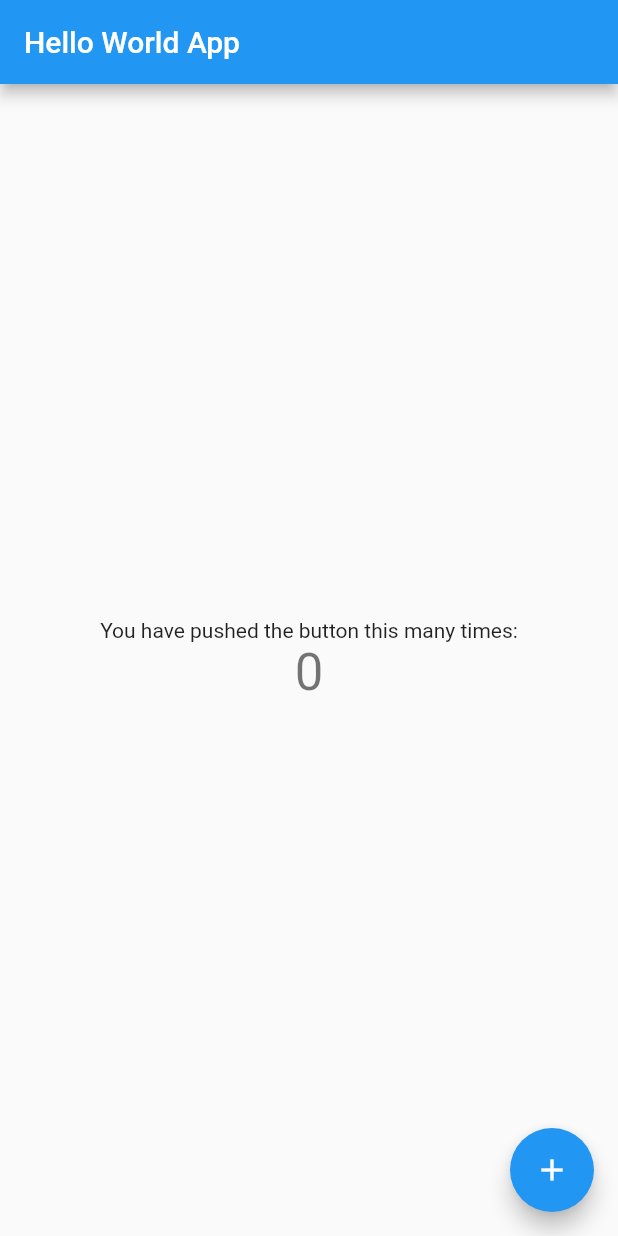
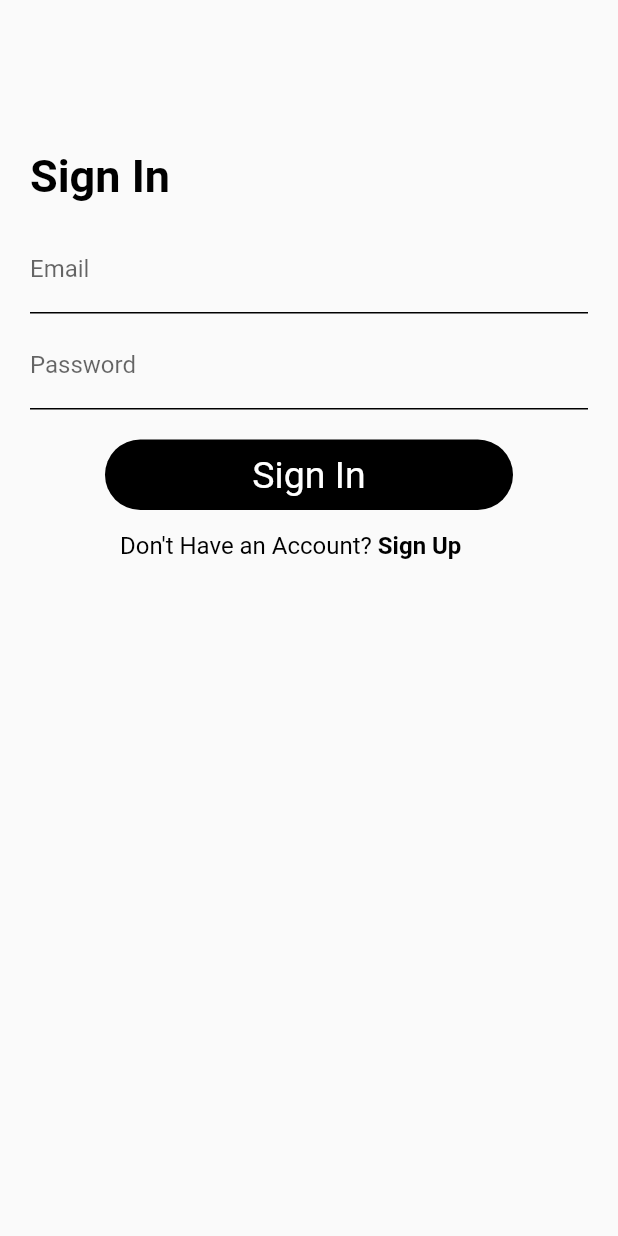
Before and after one commit to ahmedraza55592/mad_labs, a Flutter app: the screen it shows after launch, on a phone screen of 412 x 824 dp. Run offline on Flutter 3.47's test engine with Material 2 defaults, Android fonts, the phone set to English and light mode, and no system bars.

Commit message:
*Lab-03   - added signup page   - added sign in page   - added homepage   - lab 03 completed   - create textField and button widget   - added routes in main.dart file

```diff
--- a/lib/main.dart
+++ b/lib/main.dart
@@ -1,4 +1,7 @@
 import 'package:flutter/material.dart';
+import 'package:mad_labs/screens/home_page.dart';
+import 'package:mad_labs/screens/signin_page.dart';
+import 'package:mad_labs/screens/singup_page.dart';
 
 void main() {
   runApp(const MyApp());
@@ -13,103 +16,14 @@ class MyApp extends StatelessWidget {
     return MaterialApp(
       title: 'Flutter Demo',
       theme: ThemeData(
-        // This is the theme of your application.
-        //
-        // Try running your application with "flutter run". You'll see the
-        // application has a blue toolbar. Then, without quitting the app, try
-        // changing the primarySwatch below to Colors.green and then invoke
-        // "hot reload" (press "r" in the console where you ran "flutter run",
-        // or simply save your changes to "hot reload" in a Flutter IDE).
-        // Notice that the counter didn't reset back to zero; the application
-        // is not restarted.
         primarySwatch: Colors.blue,
       ),
-      home: const MyHomePage(title: 'Hello World App'),
+      initialRoute: '/signin',
+      routes: {
+        '/signin': (context) => const SignInPage(),
+        '/signup': (context) => const SignUpPage(),
+        '/homepage': (context) => const HomePage(),
+      },
     );
   }
 }
-
-class MyHomePage extends StatefulWidget {
-  const MyHomePage({Key? key, required this.title}) : super(key: key);
-
-  // This widget is the home page of your application. It is stateful, meaning
-  // that it has a State object (defined below) that contains fields that affect
-  // how it looks.
-
-  // This class is the configuration for the state. It holds the values (in this
-  // case the title) provided by the parent (in this case the App widget) and
-  // used by the build method of the State. Fields in a Widget subclass are
-  // always marked "final".
-
-  final String title;
-
-  @override
-  State<MyHomePage> createState() => _MyHomePageState();
-}
-
-class _MyHomePageState extends State<MyHomePage> {
-  int _counter = 0;
-
-  void _incrementCounter() {
-    setState(() {
-      // This call to setState tells the Flutter framework that something has
-      // changed in this State, which causes it to rerun the build method below
-      // so that the display can reflect the updated values. If we changed
-      // _counter without calling setState(), then the build method would not be
-      // called again, and so nothing would appear to happen.
-      _counter++;
-    });
-  }
-
-  @override
-  Widget build(BuildContext context) {
-    // This method is rerun every time setState is called, for instance as done
-    // by the _incrementCounter method above.
-    //
-    // The Flutter framework has been optimized to make rerunning build methods
-    // fast, so that you can just rebuild anything that needs updating rather
-    // than having to individually change instances of widgets.
-    return Scaffold(
-      appBar: AppBar(
-        // Here we take the value from the MyHomePage object that was created by
-        // the App.build method, and use it to set our appbar title.
-        title: Text(widget.title),
-      ),
-      body: Center(
-        // Center is a layout widget. It takes a single child and positions it
-        // in the middle of the parent.
-        child: Column(
-          // Column is also a layout widget. It takes a list of children and
-          // arranges them vertically. By default, it sizes itself to fit its
-          // children horizontally, and tries to be as tall as its parent.
-          //
-          // Invoke "debug painting" (press "p" in the console, choose the
-          // "Toggle Debug Paint" action from the Flutter Inspector in Android
-          // Studio, or the "Toggle Debug Paint" command in Visual Studio Code)
-          // to see the wireframe for each widget.
-          //
-          // Column has various properties to control how it sizes itself and
-          // how it positions its children. Here we use mainAxisAlignment to
-          // center the children vertically; the main axis here is the vertical
-          // axis because Columns are vertical (the cross axis would be
-          // horizontal).
-          mainAxisAlignment: MainAxisAlignment.center,
-          children: <Widget>[
-            const Text(
-              'You have pushed the button this many times:',
-            ),
-            Text(
-              '$_counter',
-              style: Theme.of(context).textTheme.headline4,
-            ),
-          ],
-        ),
-      ),
-      floatingActionButton: FloatingActionButton(
-        onPressed: _incrementCounter,
-        tooltip: 'Increment',
-        child: const Icon(Icons.add),
-      ), // This trailing comma makes auto-formatting nicer for build methods.
-    );
-  }
-}
--- /dev/null
+++ b/lib/screens/signin_page.dart
@@ -0,0 +1,90 @@
+import 'package:flutter/gestures.dart';
+import 'package:flutter/material.dart';
+import 'package:mad_labs/widgets/button.dart';
+import 'package:mad_labs/widgets/text_field.dart';
+
+class SignInPage extends StatefulWidget {
+  const SignInPage({Key? key}) : super(key: key);
+
+  @override
+  _SignInPageState createState() => _SignInPageState();
+}
+
+class _SignInPageState extends State<SignInPage> {
+  final TextEditingController emailController = TextEditingController();
+  final TextEditingController passwordController = TextEditingController();
+
+  @override
+  Widget build(BuildContext context) {
+    return Scaffold(
+      body: SingleChildScrollView(
+        child: Padding(
+          padding: const EdgeInsets.symmetric(horizontal: 20.0),
+          child: Column(
+            crossAxisAlignment: CrossAxisAlignment.start,
+            children: [
+              const SizedBox(
+                height: 100.0,
+              ),
+              const Text(
+                "Sign In",
+                style: TextStyle(
+                    color: Colors.black,
+                    fontWeight: FontWeight.bold,
+                    fontSize: 30.0),
+              ),
+              const SizedBox(
+                height: 15.0,
+              ),
+              TextFieldWidget(
+                hintText: "Enter Email id",
+                labelText: "Email",
+                textInputType: TextInputType.emailAddress,
+                controller: emailController,
+              ),
+              const SizedBox(
+                height: 5.0,
+              ),
+              TextFieldWidget(
+                hintText: "Enter Password",
+                labelText: "Password",
+                textInputType: TextInputType.visiblePassword,
+                controller: passwordController,
+                obscureText: true,
+              ),
+              const SizedBox(
+                height: 20.0,
+              ),
+              ButtonWidget(
+                onPressed: () =>
+                    Navigator.pushReplacementNamed(context, '/homepage'),
+                buttonText: "Sign In",
+              ),
+              Padding(
+                padding:
+                    const EdgeInsets.only(top: 14.0, left: 60.0, bottom: 14.0),
+                child: RichText(
+                  text: TextSpan(
+                      text: "Don't Have an Account? ",
+                      style:
+                          const TextStyle(color: Colors.black, fontSize: 16.0),
+                      children: [
+                        TextSpan(
+                            text: "Sign Up",
+                            style: const TextStyle(
+                                color: Colors.black,
+                                fontSize: 16.0,
+                                fontWeight: FontWeight.bold),
+                            recognizer: TapGestureRecognizer()
+                              ..onTap = () => Navigator.pushReplacementNamed(
+                                  context, '/signup')),
+                      ]),
+                ),
+              ),
+            ],
+          ),
+        ),
+      ),
+    );
+  }
+}
--- /dev/null
+++ b/lib/widgets/button.dart
@@ -0,0 +1,36 @@
+import 'package:flutter/material.dart';
+
+class ButtonWidget extends StatefulWidget {
+  final String? buttonText;
+  final void Function()? onPressed;
+
+  const ButtonWidget({
+    Key? key,
+    this.buttonText,
+    this.onPressed,
+  }) : super(key: key);
+
+  @override
+  _ButtonWidgetState createState() => _ButtonWidgetState();
+}
+
+class _ButtonWidgetState extends State<ButtonWidget> {
+  @override
+  Widget build(BuildContext context) {
+    return GestureDetector(
+      onTap: widget.onPressed,
+      child: Container(
+        alignment: Alignment.center,
+        padding: const EdgeInsets.symmetric(vertical: 9.0, horizontal: 20.0),
+        margin: const EdgeInsets.symmetric(horizontal: 50.0),
+        child: Text(
+          widget.buttonText!,
+          style: const TextStyle(fontSize: 25.0, color: Colors.white),
+        ),
+        decoration: BoxDecoration(
+            borderRadius: BorderRadius.circular(30.0),
+            color: Colors.black),
+      ),
+    );
+  }
+}
--- /dev/null
+++ b/lib/widgets/text_field.dart
@@ -0,0 +1,45 @@
+import 'package:flutter/material.dart';
+
+class TextFieldWidget extends StatefulWidget {
+  final TextInputType? textInputType;
+  final TextEditingController? controller;
+  final bool obscureText;
+  final String? hintText;
+  final String labelText;
+
+  const TextFieldWidget(
+      {Key? key,
+      this.obscureText = false,
+      this.textInputType,
+      this.controller,
+      this.hintText,
+      this.labelText = ""})
+      : super(key: key);
+
+  @override
+  _TextFieldWidgetState createState() => _TextFieldWidgetState();
+}
+
+class _TextFieldWidgetState extends State<TextFieldWidget> {
+  @override
+  Widget build(BuildContext context) {
+    return TextFormField(
+      keyboardType: widget.textInputType,
+      controller: widget.controller,
+      obscureText: widget.obscureText,
+      cursorColor: Colors.black,
+      decoration: InputDecoration(
+        label: Text(widget.labelText),
+        hintText: widget.hintText,
+        enabledBorder: const UnderlineInputBorder(
+            borderSide: BorderSide(color: Colors.black)),
+        focusedBorder: const UnderlineInputBorder(
+            borderSide: BorderSide(color: Colors.black)),
+        border: const UnderlineInputBorder(
+            borderSide: BorderSide(color: Colors.black)),
+        errorBorder: const UnderlineInputBorder(
+            borderSide: BorderSide(color: Colors.red)),
+      ),
+    );
+  }
+}
```
Also changed, not shown: lib/screens/home_page.dart (added, +17 -0 lines), lib/screens/singup_page.dart (added, +108 -0 lines).
